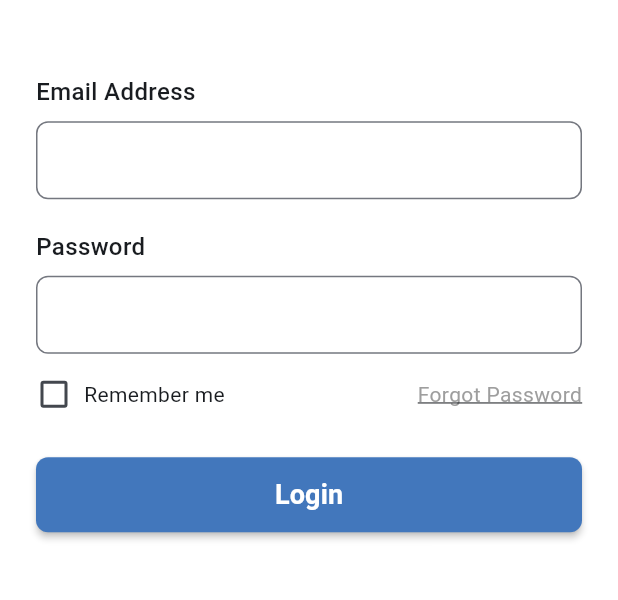
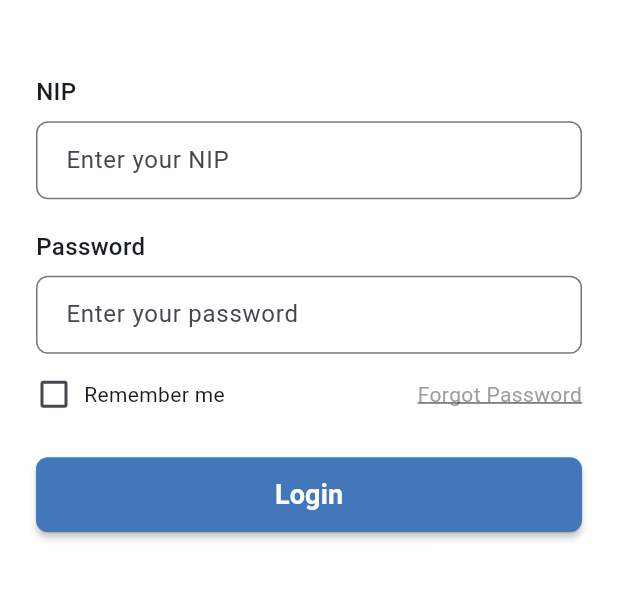
Before and after one commit to CapDMarshal/pam-attendance-app, a Flutter app: the screen it shows after launch, after a tap on "Forgot Password", on a phone screen of 412 x 824 dp, the part 397-997 px from its top. Run offline on Flutter 3.47's test engine with Material 3 defaults, Android fonts, the phone set to English and light mode, and no system bars; our stand-ins replace camera, shared_preferences, supabase_flutter; accounts and stored records are empty; project files that could hold a hidden picture were left out.

Commit message:
feat:portal authentication

```diff
--- a/portal_karyawan/lib/login_page.dart
+++ b/portal_karyawan/lib/login_page.dart
@@ -1,5 +1,7 @@
 import 'package:flutter/material.dart';
-import 'dashboard_page.dart'; // <--- IMPORT THE DASHBOARD PAGE HERE
+import 'package:supabase_flutter/supabase_flutter.dart';
+import 'package:shared_preferences/shared_preferences.dart';
+import 'dashboard_page.dart';
 
 class LoginScreen extends StatefulWidget {
   const LoginScreen({super.key});
@@ -9,18 +11,93 @@ class LoginScreen extends StatefulWidget {
 }
 
 class _LoginScreenState extends State<LoginScreen> {
-  // Controllers to retrieve text input
-  final TextEditingController _emailController = TextEditingController();
+  final TextEditingController _nipController = TextEditingController();
   final TextEditingController _passwordController = TextEditingController();
+  bool _isRememberMeChecked = false;
+  bool _isLoading = false;
 
-  // State for the checkbox
-  bool _isRememberMeChecked = false;
+  @override
+  void initState() {
+    super.initState();
+    _checkLoginStatus();
+  }
+
+  Future<void> _checkLoginStatus() async {
+    final prefs = await SharedPreferences.getInstance();
+    final bool isLoggedIn = prefs.getBool('isLoggedIn') ?? false;
+
+    if (isLoggedIn && mounted) {
+      Navigator.pushReplacement(
+        context,
+        MaterialPageRoute(builder: (context) => const DashboardPage()),
+      );
+    }
+  }
 
   @override
   void dispose() {
-    _emailController.dispose();
+    _nipController.dispose();
     _passwordController.dispose();
     super.dispose();
+  }
+
+  Future<void> _handleLogin() async {
+    if (_nipController.text.isEmpty || _passwordController.text.isEmpty) {
+      ScaffoldMessenger.of(context).showSnackBar(
+        const SnackBar(content: Text('Please fill in both NIP and Password')),
+      );
+      return;
+    }
+
+    setState(() {
+      _isLoading = true;
+    });
+
+    try {
+      final response = await Supabase.instance.client
+          .from('karyawan')
+          .select()
+          .eq('nip', _nipController.text)
+          .eq('password', _passwordController.text)
+          .maybeSingle();
+
+      if (response != null) {
+        // Login successful
+        if (_isRememberMeChecked) {
+          final prefs = await SharedPreferences.getInstance();
+          await prefs.setBool('isLoggedIn', true);
+          await prefs.setString('nip', response['nip']);
+        }
+
+        if (mounted) {
+          Navigator.pushReplacement(
+            context,
+            MaterialPageRoute(builder: (context) => const DashboardPage()),
+          );
+        }
+      } else {
+        if (mounted) {
+          ScaffoldMessenger.of(context).showSnackBar(
+            const SnackBar(
+              content: Text('Invalid NIP or Password'),
+              backgroundColor: Colors.red,
+            ),
+          );
+        }
+      }
+    } catch (e) {
+      if (mounted) {
+        ScaffoldMessenger.of(context).showSnackBar(
+          SnackBar(content: Text('Error: $e'), backgroundColor: Colors.red),
+        );
+      }
+    } finally {
+      if (mounted) {
+        setState(() {
+          _isLoading = false;
+        });
+      }
+    }
   }
 
   @override
@@ -30,7 +107,6 @@ class _LoginScreenState extends State<LoginScreen> {
     return Scaffold(
       backgroundColor: Colors.white,
       body: SafeArea(
-        // CENTER WIDGET: Forces the entire scrollable form to the middle of the screen
         child: Center(
           child: SingleChildScrollView(
             padding: const EdgeInsets.symmetric(horizontal: 24.0),
@@ -38,8 +114,6 @@ class _LoginScreenState extends State<LoginScreen> {
               mainAxisAlignment: MainAxisAlignment.center,
               crossAxisAlignment: CrossAxisAlignment.start,
               children: [
-
-                // --- HEADER SECTION (Logo + Text) ---
                 Row(
                   mainAxisAlignment: MainAxisAlignment.center,
                   children: [
@@ -60,20 +134,21 @@ class _LoginScreenState extends State<LoginScreen> {
                     ),
                   ],
                 ),
-
-                const SizedBox(height: 50), // Spacing between header and form
-
-                // --- EMAIL FIELD ---
+                const SizedBox(height: 50),
                 const Text(
-                  "Email Address",
+                  "NIP",
                   style: TextStyle(fontSize: 16, fontWeight: FontWeight.w500),
                 ),
                 const SizedBox(height: 8),
                 TextField(
-                  controller: _emailController,
-                  keyboardType: TextInputType.emailAddress,
+                  controller: _nipController,
+                  keyboardType: TextInputType.number,
                   decoration: InputDecoration(
-                    contentPadding: const EdgeInsets.symmetric(horizontal: 16, vertical: 14),
+                    hintText: 'Enter your NIP',
+                    contentPadding: const EdgeInsets.symmetric(
+                      horizontal: 16,
+                      vertical: 14,
+                    ),
                     border: OutlineInputBorder(
                       borderRadius: BorderRadius.circular(8),
                       borderSide: const BorderSide(color: Colors.grey),
@@ -84,10 +159,7 @@ class _LoginScreenState extends State<LoginScreen> {
                     ),
                   ),
                 ),
-
                 const SizedBox(height: 20),
-
-                // --- PASSWORD FIELD ---
                 const Text(
                   "Password",
                   style: TextStyle(fontSize: 16, fontWeight: FontWeight.w500),
@@ -95,9 +167,13 @@ class _LoginScreenState extends State<LoginScreen> {
                 const SizedBox(height: 8),
                 TextField(
                   controller: _passwordController,
-                  obscureText: true, // Hides the password
+                  obscureText: true,
                   decoration: InputDecoration(
-                    contentPadding: const EdgeInsets.symmetric(horizontal: 16, vertical: 14),
+                    hintText: 'Enter your password',
+                    contentPadding: const EdgeInsets.symmetric(
+                      horizontal: 16,
+                      vertical: 14,
+                    ),
                     border: OutlineInputBorder(
                       borderRadius: BorderRadius.circular(8),
                       borderSide: const BorderSide(color: Colors.grey),
@@ -108,10 +184,7 @@ class _LoginScreenState extends State<LoginScreen> {
                     ),
                   ),
                 ),
-
                 const SizedBox(height: 15),
-
-                // --- REMEMBER ME & FORGOT PASSWORD ---
                 Row(
                   children: [
                     SizedBox(
@@ -129,12 +202,10 @@ class _LoginScreenState extends State<LoginScreen> {
                     ),
                     const SizedBox(width: 8),
                     const Text("Remember me"),
-
-                    const Spacer(), // Pushes "Forgot Password" to the far right
-
+                    const Spacer(),
                     GestureDetector(
                       onTap: () {
-                        print("Forgot password tapped");
+                        // TODO: Implement Forgot Password
                       },
                       child: const Text(
                         "Forgot Password",
@@ -146,26 +217,12 @@ class _LoginScreenState extends State<LoginScreen> {
                     ),
                   ],
                 ),
-
                 const SizedBox(height: 30),
-
-                // --- LOGIN BUTTON ---
                 SizedBox(
-                  width: double.infinity, // Full width button
+                  width: double.infinity,
                   height: 50,
                   child: ElevatedButton(
-                    onPressed: () {
-                      // 1. (Optional) Print inputs to console for testing
-                      print("Email: ${_emailController.text}");
-                      print("Password: ${_passwordController.text}");
-
-                      // 2. NAVIGATE TO DASHBOARD
-                      // We use pushReplacement so the user can't click "Back" to return to Login
-                      Navigator.pushReplacement(
-                        context,
-                        MaterialPageRoute(builder: (context) => const DashboardPage()),
-                      );
-                    },
+                    onPressed: _isLoading ? null : _handleLogin,
                     style: ElevatedButton.styleFrom(
                       backgroundColor: brandColor,
                       foregroundColor: Colors.white,
@@ -174,10 +231,22 @@ class _LoginScreenState extends State<LoginScreen> {
                       ),
                       elevation: 2,
                     ),
-                    child: const Text(
-                      "Login",
-                      style: TextStyle(fontSize: 18, fontWeight: FontWeight.bold),
-                    ),
+                    child: _isLoading
+                        ? const SizedBox(
+                            height: 20,
+                            width: 20,
+                            child: CircularProgressIndicator(
+                              color: Colors.white,
+                              strokeWidth: 2,
+                            ),
+                          )
+                        : const Text(
+                            "Login",
+                            style: TextStyle(
+                              fontSize: 18,
+                              fontWeight: FontWeight.bold,
+                            ),
+                          ),
                   ),
                 ),
               ],
--- a/portal_karyawan/lib/main.dart
+++ b/portal_karyawan/lib/main.dart
@@ -1,7 +1,17 @@
 import 'package:flutter/material.dart';
-import 'splashscreen_page.dart'; // Import the splash screen
+import 'package:supabase_flutter/supabase_flutter.dart';
+import 'splashscreen_page.dart';
+import 'supabase_config.dart';
 
-void main() {
+Future<void> main() async {
+  WidgetsFlutterBinding.ensureInitialized();
+
+  await Supabase.initialize(
+    url: SupabaseConfig.supabaseUrl,
+    anonKey: SupabaseConfig.supabaseAnonKey,
+  );
+  print('Supabase initialized successfully');
+
   runApp(const MyApp());
 }
 
--- /dev/null
+++ b/portal_karyawan/lib/supabase_config.dart
@@ -0,0 +1,6 @@
+class SupabaseConfig {
+  // TODO: Replace with your actual Supabase URL and Anon Key
+  static const String supabaseUrl = 'https://kdfyjkkhmobkhlyyhnhl.supabase.co';
+  static const String supabaseAnonKey =
+      'sb_publishable_dZVgutGBfIn8jXCDajYYqA_N0Je-zZW';
+}
--- a/portal_karyawan/pubspec.yaml
+++ b/portal_karyawan/pubspec.yaml
@@ -34,6 +34,7 @@ dependencies:
   # Use with the CupertinoIcons class for iOS style icons.
   cupertino_icons: ^1.0.8
   flutter_svg: ^2.2.2
+  supabase_flutter: ^2.8.3
 
 dev_dependencies:
   flutter_test:
```
Also changed, not shown: portal_karyawan/pubspec.lock, 5 other files.
